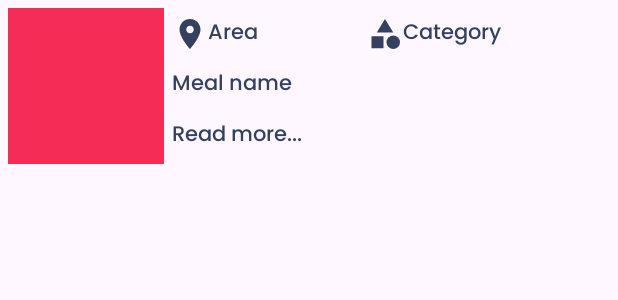
After one commit to Yahikko/AndroidFoodApp, an Android app: the layout fragment_meal_bottom_sheet.xml on its own in the app's theme, with its tools: preview values and no code run, on a phone screen of 412 x 824 dp. The commit adds this screen. Shown: the top 300 px of the screen. Run offline under Robolectric (Android 15) with nearby library versions, the phone set to English and light mode, and no system bars.

Commit message:
long click on popular items functionality

```diff
--- a/app/src/main/java/com/example/androidfoodapp/adapters/MostPopularAdapter.kt
+++ b/app/src/main/java/com/example/androidfoodapp/adapters/MostPopularAdapter.kt
@@ -10,6 +10,7 @@ import com.example.androidfoodapp.pojo.MealsByCategory
 class MostPopularAdapter : RecyclerView.Adapter<MostPopularAdapter.PopularMealViewHolder>() {
 
     lateinit var onItemClick: ((MealsByCategory) -> Unit)
+    var onLongItemClick: ((MealsByCategory) -> Unit)? = null
     private var mealsList = ArrayList<MealsByCategory>()
 
     fun setMeals(mealsList: ArrayList<MealsByCategory>) {
@@ -33,6 +34,11 @@ class MostPopularAdapter : RecyclerView.Adapter<MostPopularAdapter.PopularMealVi
         holder.itemView.setOnClickListener {
             onItemClick.invoke(mealsList[position])
         }
+
+        holder.itemView.setOnLongClickListener {
+            onLongItemClick?.invoke(mealsList[position])
+            true
+        }
     }
 
     override fun getItemCount(): Int {
--- /dev/null
+++ b/app/src/main/res/drawable/rounded_top_shape.xml
@@ -0,0 +1,6 @@
+<?xml version="1.0" encoding="utf-8"?>
+<shape xmlns:android="http://schemas.android.com/apk/res/android"
+    android:shape="rectangle">
+    <solid android:color="@color/white" />
+    <corners android:topRightRadius="20dp" />
+</shape>
--- /dev/null
+++ b/app/src/main/res/layout/fragment_meal_bottom_sheet.xml
@@ -0,0 +1,74 @@
+<?xml version="1.0" encoding="utf-8"?>
+<androidx.constraintlayout.widget.ConstraintLayout xmlns:android="http://schemas.android.com/apk/res/android"
+    xmlns:app="http://schemas.android.com/apk/res-auto"
+    xmlns:tools="http://schemas.android.com/tools"
+    android:id="@+id/bottom_sheet"
+    android:layout_width="match_parent"
+    android:layout_height="wrap_content"
+    tools:context=".fragments.bottomsheet.MealBottomSheetFragment">
+
+    <ImageView
+        android:id="@+id/img_bottom_sheet"
+        android:layout_width="@dimen/_80sdp"
+        android:layout_height="@dimen/_80sdp"
+        android:layout_margin="5dp"
+        android:scaleType="centerCrop"
+        android:src="@color/accent"
+        app:layout_constraintBottom_toBottomOf="parent"
+        app:layout_constraintStart_toStartOf="parent"
+        app:layout_constraintTop_toTopOf="parent" />
+
+    <LinearLayout
+        android:id="@+id/linear_layout_bottom_sheet"
+        android:layout_width="0dp"
+        android:layout_height="wrap_content"
+        android:layout_margin="5dp"
+        app:layout_constraintEnd_toEndOf="parent"
+        app:layout_constraintStart_toEndOf="@id/img_bottom_sheet"
+        app:layout_constraintTop_toTopOf="@id/img_bottom_sheet">
+
+        <TextView
+            android:id="@+id/tv_bottom_sheet_area"
+            android:layout_width="wrap_content"
+            android:layout_height="wrap_content"
+            android:layout_weight="1"
+            android:drawableStart="@drawable/ic_area"
+            android:drawableTint="@color/g_black"
+            android:fontFamily="@font/myfont"
+            android:text="Area"
+            android:textColor="@color/g_black" />
+
+        <TextView
+            android:id="@+id/tv_bottom_sheet_category"
+            android:layout_width="wrap_content"
+            android:layout_height="wrap_content"
+            android:layout_weight="1"
+            android:drawableStart="@drawable/ic_categories"
+            android:drawableTint="@color/g_black"
+            android:fontFamily="@font/myfont"
+            android:text="Category"
+            android:textColor="@color/g_black" />
+    </LinearLayout>
+
+    <TextView
+        android:id="@+id/tv_bottom_sheet_meal_name"
+        android:layout_width="wrap_content"
+        android:layout_height="wrap_content"
+        android:layout_marginTop="10dp"
+        android:fontFamily="@font/myfont"
+        android:text="Meal name"
+        android:textColor="@color/g_black"
+        app:layout_constraintStart_toStartOf="@id/linear_layout_bottom_sheet"
+        app:layout_constraintTop_toBottomOf="@id/linear_layout_bottom_sheet" />
+
+    <TextView
+        android:layout_width="wrap_content"
+        android:layout_height="wrap_content"
+        android:layout_marginTop="10dp"
+        android:fontFamily="@font/myfont"
+        android:text="Read more..."
+        android:textColor="@color/g_black"
+        app:layout_constraintStart_toStartOf="@id/tv_bottom_sheet_meal_name"
+        app:layout_constraintTop_toBottomOf="@id/tv_bottom_sheet_meal_name" />
+
+</androidx.constraintlayout.widget.ConstraintLayout>
--- /dev/null
+++ b/app/src/main/res/values/styles.xml
@@ -0,0 +1,10 @@
+<?xml version="1.0" encoding="utf-8"?>
+<resources>
+    <style name="AppBottomSheetDialogTheme" parent="Theme.MaterialComponents.Light.BottomSheetDialog">
+        <item name="bottomSheetStyle">@style/AppModalStyle</item>
+    </style>
+
+    <style name="AppModalStyle" parent="Widget.Design.BottomSheet.Modal">
+        <item name="android:background">@drawable/rounded_top_shape</item>
+    </style>
+</resources>
--- a/app/src/main/res/values/themes.xml
+++ b/app/src/main/res/values/themes.xml
@@ -5,6 +5,7 @@
         <!-- <item name="colorPrimary">@color/my_light_primary</item> -->
         <item name="colorPrimary">@color/primary</item>
         <item name="colorPrimaryVariant">@color/accent</item>
+        <item name="bottomSheetDialogTheme">@style/AppBottomSheetDialogTheme</item>
     </style>
 
     <style name="Theme.AndroidFoodApp" parent="Base.Theme.AndroidFoodApp" />
```
Also changed, not shown: app/src/main/java/com/example/androidfoodapp/fragments/HomeFragment.kt (+10 -0 lines), app/src/main/java/com/example/androidfoodapp/fragments/bottomsheet/MealBottomSheetFragment.kt (added, +94 -0 lines), app/src/main/java/com/example/androidfoodapp/viewModel/HomeViewModel.kt (+18 -0 lines).
